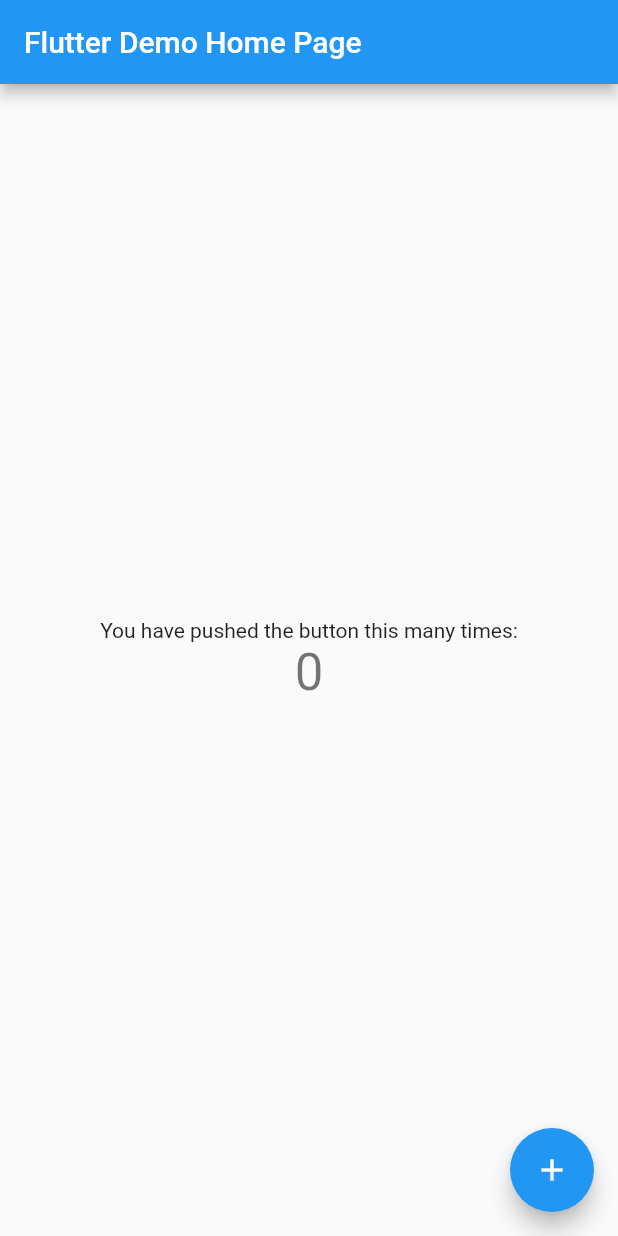
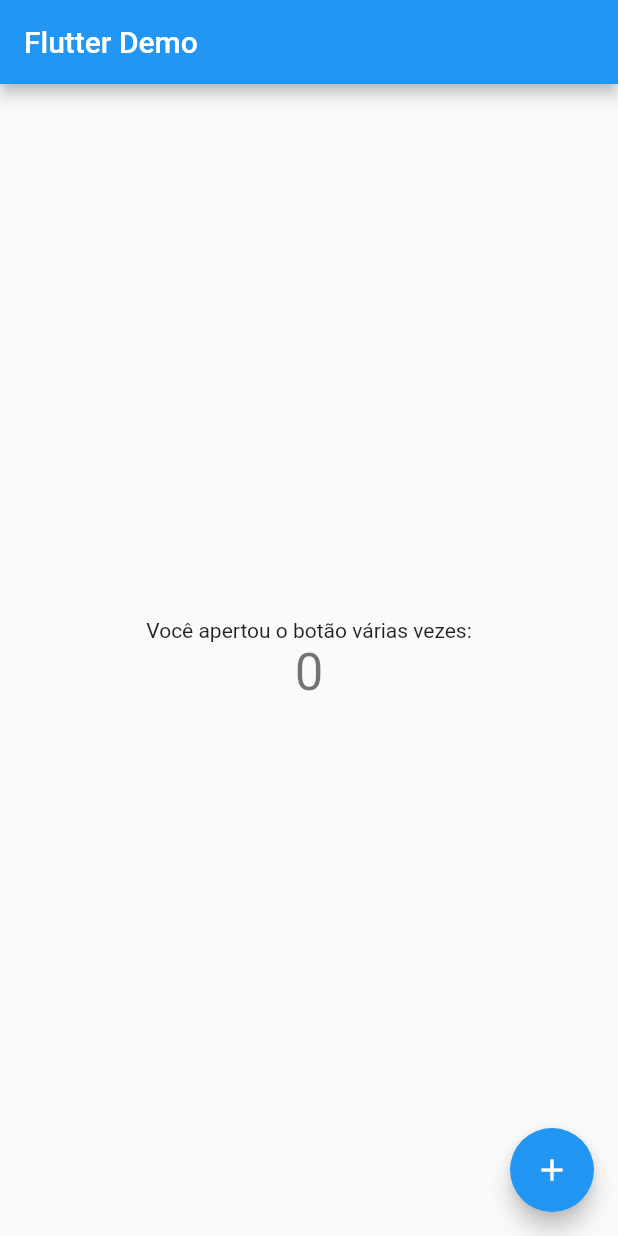
Before and after one commit to ludemeury/flutter_demo, a Flutter app: the screen it shows after launch, on a phone screen of 412 x 824 dp. Run offline on Flutter 3.47's test engine with Material 2 defaults, Android fonts, the phone set to English and light mode, and no system bars.

Commit message:
test changes

```diff
--- a/lib/main.dart
+++ b/lib/main.dart
@@ -20,7 +20,7 @@ class MyApp extends StatelessWidget {
         // is not restarted.
         primarySwatch: Colors.blue,
       ),
-      home: MyHomePage(title: 'Flutter Demo Home Page'),
+      home: MyHomePage(title: 'Flutter Demo'),
     );
   }
 }
@@ -92,7 +92,7 @@ class _MyHomePageState extends State<MyHomePage> {
           mainAxisAlignment: MainAxisAlignment.center,
           children: <Widget>[
             Text(
-              'You have pushed the button this many times:',
+              'Você apertou o botão várias vezes:',
             ),
             Text(
               '$_counter',
```
Also changed, not shown: 5 other files.
